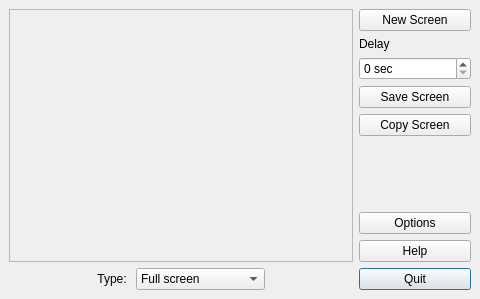
Before: the Qt Designer form src/ui/mainwindow.ui in lxqt/screengrab, drawn with Qt 5.
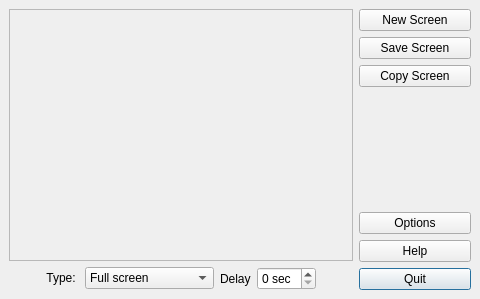
After: the same form once the commit is applied.

Commit message:
Move Delay below the screen, next to Type
Fixes #30

```diff
--- a/src/ui/mainwindow.ui
+++ b/src/ui/mainwindow.ui
@@ -120,6 +120,44 @@
             </item>
            </widget>
           </item>
+          <item>
+           <widget class="QLabel" name="labDelay">
+            <property name="sizePolicy">
+             <sizepolicy hsizetype="Fixed" vsizetype="Preferred">
+              <horstretch>0</horstretch>
+              <verstretch>0</verstretch>
+             </sizepolicy>
+            </property>
+            <property name="text">
+             <string>Delay</string>
+            </property>
+           </widget>
+          </item>
+          <item>
+           <widget class="QSpinBox" name="delayBox">
+            <property name="sizePolicy">
+             <sizepolicy hsizetype="Preferred" vsizetype="Fixed">
+              <horstretch>0</horstretch>
+              <verstretch>0</verstretch>
+             </sizepolicy>
+            </property>
+            <property name="minimumSize">
+             <size>
+              <width>0</width>
+              <height>0</height>
+             </size>
+            </property>
+            <property name="toolTip">
+             <string>Delay in seconds before taking screenshot</string>
+            </property>
+            <property name="suffix">
+             <string> sec</string>
+            </property>
+            <property name="maximum">
+             <number>90</number>
+            </property>
+           </widget>
+          </item>
           <item>
            <spacer name="horizontalSpacer">
             <property name="orientation">
@@ -167,44 +205,6 @@
           </property>
          </widget>
         </item>
-        <item>
-         <widget class="QLabel" name="labDelay">
-          <property name="sizePolicy">
-           <sizepolicy hsizetype="Fixed" vsizetype="Preferred">
-            <horstretch>0</horstretch>
-            <verstretch>0</verstretch>
-           </sizepolicy>
-          </property>
-          <property name="text">
-           <string>Delay</string>
-          </property>
-         </widget>
-        </item>
-        <item>
-         <widget class="QSpinBox" name="delayBox">
-          <property name="sizePolicy">
-           <sizepolicy hsizetype="Preferred" vsizetype="Fixed">
-            <horstretch>0</horstretch>
-            <verstretch>0</verstretch>
-           </sizepolicy>
-          </property>
-          <property name="minimumSize">
-           <size>
-            <width>0</width>
-            <height>0</height>
-           </size>
-          </property>
-          <property name="toolTip">
-           <string>Delay in seconds before taking screenshot</string>
-          </property>
-          <property name="suffix">
-           <string> sec</string>
-          </property>
-          <property name="maximum">
-           <number>90</number>
-          </property>
-         </widget>
-        </item>
         <item>
          <widget class="QPushButton" name="butSave">
           <property name="sizePolicy">
```
Left out of the diff: 1 changed line with no effect on the pictures.
